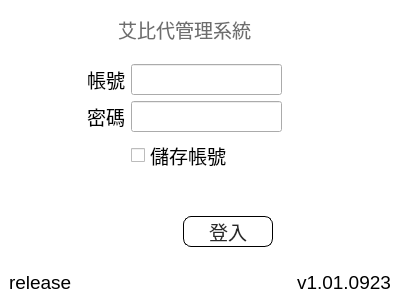
Above: src/AdbClient/DialogLogin.ui from roger0816/Adb before the change. Below: the same form after it.
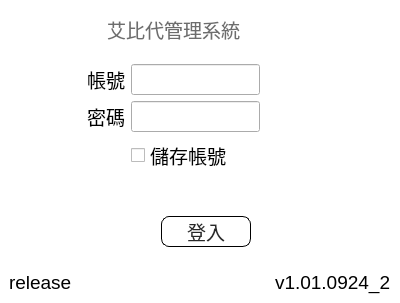
That is the form after the change.

The edit to the form file:
```diff
--- a/src/AdbClient/DialogLogin.ui
+++ b/src/AdbClient/DialogLogin.ui
@@ -222,7 +222,7 @@
       <item row="3" column="2">
        <widget class="QLabel" name="lbVersion">
         <property name="text">
-         <string>v1.01.0923</string>
+         <string>v1.01.0924_2</string>
         </property>
        </widget>
       </item>
```
